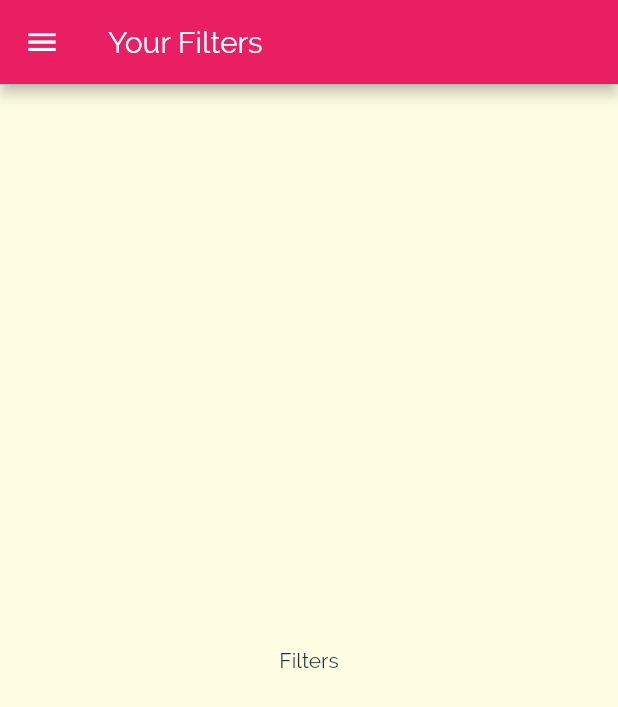
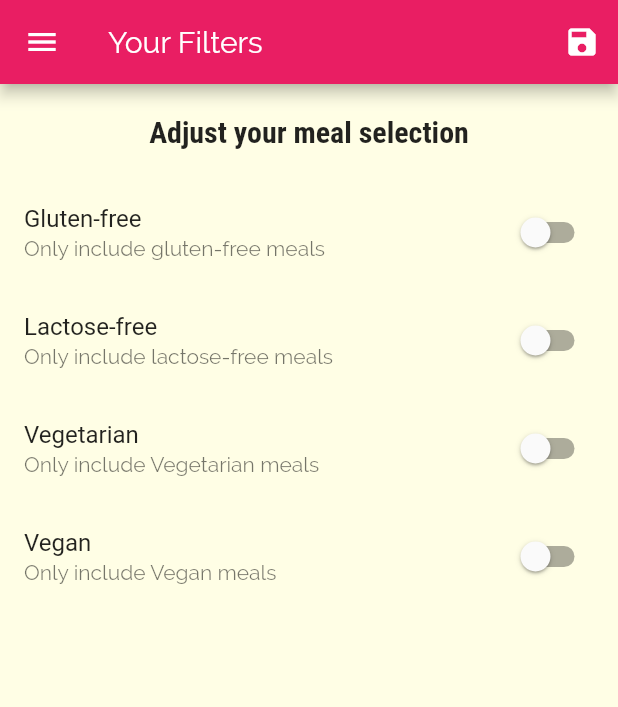
Before and after one commit to mudassir666/meals, a Flutter app: the FiltersScreen screen opened by its route, on a phone screen of 412 x 824 dp. Shown: the top 707 px of the screen. Run offline on Flutter 3.47's test engine with Material 2 defaults, Android fonts, the phone set to English and light mode, and no system bars.

Commit message:
dev#part9_filter_switch_logics

```diff
--- a/lib/main.dart
+++ b/lib/main.dart
@@ -1,18 +1,62 @@
 import 'package:flutter/material.dart';
+import 'package:meals/dummy_data.dart';
 import 'package:meals/screens/categories_screen.dart';
 import 'package:meals/screens/category_meals_screen.dart';
 import 'package:meals/screens/filters_screen.dart';
 import 'package:meals/screens/meal_detail_screen.dart';
 import 'package:meals/screens/tabs_screen.dart';
 
+import 'models/meal.dart';
+
 void main() {
   runApp(MyApp());
 }
 
-class MyApp extends StatelessWidget {
+class MyApp extends StatefulWidget {
   // This widget is the root of your application.
   @override
+  _MyAppState createState() => _MyAppState();
+}
+
+class _MyAppState extends State<MyApp> {
+  @override
   Widget build(BuildContext context) {
+    // map passing data
+    Map<String,dynamic> _filters = {
+    "gluten":false,
+    "lactose":false,
+    "vegan":false,
+    "vegetarian":false
+  };
+
+// It will be send to catagories because it can be updated accoring to filters
+    List<Meal> _availableMeals = DUMMY_MEALS;
+
+    void _setFilters(Map <String,dynamic> filterData)
+  {
+    setState(() {
+      _filters = filterData;
+      _availableMeals=DUMMY_MEALS.where((meal) {
+      if(_filters['gluten']==true && !meal.isGlutenFree)
+      {
+        return false;
+      }
+      if(_filters['lactose']==true && !meal.isLactoseFree){
+        return false;
+      }
+      if(_filters['vegan']==true && !meal.isVegan){
+        return false;
+      }
+      if(_filters['vegetarian']==true && !meal.isVegetarian){
+        return false;
+      }
+      return true;
+
+      }).toList();
+    });
+
+  }
+
     return MaterialApp(
       debugShowCheckedModeBanner: false,
       title: 'DeliMeals',
@@ -39,9 +83,9 @@ class MyApp extends StatelessWidget {
       routes: {
         // '/category-meals' : (ctx) => CategoryMealsScreen(),
         '/': (ctx) => TabsScreen(),
-        CategoryMealsScreen.routeName: (ctx) => CategoryMealsScreen(),
+        CategoryMealsScreen.routeName: (ctx) => CategoryMealsScreen(_availableMeals),
         MealDetailScreen.routeName: (ctx) => MealDetailScreen(),
-        FiltersScreen.routeName : (ctx) => FiltersScreen(),
+        FiltersScreen.routeName: (ctx) => FiltersScreen(_filters,_setFilters),
       },
       onGenerateRoute: (settings) {
         print(settings.arguments);
@@ -49,7 +93,7 @@ class MyApp extends StatelessWidget {
       },
       onUnknownRoute: (settings) {
         // print(settings.arguments);
-         return MaterialPageRoute(builder: (ctx) => CategoriesScreen());
+        return MaterialPageRoute(builder: (ctx) => CategoriesScreen());
       },
     );
   }
--- a/lib/screens/category_meals_screen.dart
+++ b/lib/screens/category_meals_screen.dart
@@ -6,28 +6,36 @@ import 'package:meals/widgets/meal_item.dart';
 class CategoryMealsScreen extends StatefulWidget {
   static const routeName = '/category-meals';
 
+
+
+  CategoryMealsScreen(this._availableMeal);
+List<Meal> _availableMeal;
   @override
   _CategoryMealsScreenState createState() => _CategoryMealsScreenState();
 }
 
 class _CategoryMealsScreenState extends State<CategoryMealsScreen> {
-  late String categoryTitle;
-  late List<Meal> displayedMeal;
+  late String categoryTitle="";
+  late List<Meal> displayedMeal=[];
   var _loadedInitData = false;
 
-  @override
-  void initState() {
-    super.initState();
-  }
+  // @override
+  // void initState() {
+  //   super.initState();
+  // }
 
   @override
   void didChangeDependencies() {
-    if(_loadedInitData == false){
+    if (_loadedInitData == false) {
       final routeArgs =
           ModalRoute.of(context)!.settings.arguments as Map<String, String>;
       categoryTitle = routeArgs['title'].toString();
       final categoryId = routeArgs['id'];
-    displayedMeal = DUMMY_MEALS.where((meal) {
+      // first it was Dummy meals model now it is filtered from gluten and more
+      // displayedMeal = DUMMY_MEALS.where((meal) {
+      //   return meal.categories.contains(categoryId);
+      // }).toList();
+        displayedMeal = widget._availableMeal.where((meal) {
         return meal.categories.contains(categoryId);
       }).toList();
       _loadedInitData = true;
@@ -38,7 +46,9 @@ class _CategoryMealsScreenState extends State<CategoryMealsScreen> {
 
   void _removeMeal(String mealId) {
     setState(() {
-      displayedMeal.removeWhere((meal) => meal.id == mealId,);
+      displayedMeal.removeWhere(
+        (meal) => meal.id == mealId,
+      );
     });
   }
 
--- a/lib/screens/filters_screen.dart
+++ b/lib/screens/filters_screen.dart
@@ -1,19 +1,127 @@
 import 'package:flutter/material.dart';
 import 'package:meals/widgets/main_drawer.dart';
 
+class FiltersScreen extends StatefulWidget {
+  static const routeName = '/filters';
 
-class FiltersScreen extends StatelessWidget {
+  final Function saveFilters;
+  final Map<String, dynamic> currentFilter;
 
-  static const routeName = '/filters';
+  FiltersScreen(this.currentFilter, this.saveFilters);
+
+
+
+  @override
+  _FiltersScreenState createState() => _FiltersScreenState();
+}
+
+class _FiltersScreenState extends State<FiltersScreen> {
+  var _glutenFree = false;
+  var _lactoseFree = false;
+  var _vegan = false;
+  var _vegetarian = false;
+
+  @override
+  void initState() {
+    _glutenFree = widget.currentFilter['gluten'];
+    _lactoseFree = widget.currentFilter['lactose'];
+    _vegan = widget.currentFilter['vegan'];
+    _vegetarian = widget.currentFilter['vegetarian'];
+    super.initState();
+  }
+
+
+
+  Widget _buildSwitchListTile(
+    String title,
+    String description,
+    bool currentValue,
+    dynamic updateValue,
+  ) {
+    return SwitchListTile(
+      title: Text(title),
+      value: currentValue,
+      subtitle: Text(description),
+      onChanged: updateValue,
+    );
+  }
 
   @override
   Widget build(BuildContext context) {
     return Scaffold(
       appBar: AppBar(
-        title: Text("Your Filters") ,
+        title: Text("Your Filters"),
+        actions: [
+          IconButton(
+            onPressed: () {
+              final _selectedFilters = {
+                'gluten': _glutenFree,
+                'lactose': _lactoseFree,
+                'vegan': _vegan,
+                'vegetarian': _vegetarian,
+              };
+              widget.saveFilters(_selectedFilters);
+            },
+            icon: Icon(Icons.save),
+          )
+        ],
       ),
-      body : Center(
-        child: Text('Filters'),
+      body: Column(
+        children: [
+          Container(
+            padding: EdgeInsets.all(20),
+            child: Text(
+              'Adjust your meal selection',
+              style: Theme.of(context).textTheme.title,
+            ),
+          ),
+          Expanded(
+            child: ListView(
+              children: [
+                _buildSwitchListTile(
+                  'Gluten-free',
+                  'Only include gluten-free meals',
+                  _glutenFree,
+                  (newValue) {
+                    setState(() {
+                      _glutenFree = newValue;
+                    });
+                  },
+                ),
+                _buildSwitchListTile(
+                  'Lactose-free',
+                  'Only include lactose-free meals',
+                  _lactoseFree,
+                  (newValue) {
+                    setState(() {
+                      _lactoseFree = newValue;
+                    });
+                  },
+                ),
+                _buildSwitchListTile(
+                  'Vegetarian',
+                  'Only include Vegetarian meals',
+                  _vegetarian,
+                  (newValue) {
+                    setState(() {
+                      _vegetarian = newValue;
+                    });
+                  },
+                ),
+                _buildSwitchListTile(
+                  'Vegan',
+                  'Only include Vegan meals',
+                  _vegan,
+                  (newValue) {
+                    setState(() {
+                      _vegan = newValue;
+                    });
+                  },
+                ),
+              ],
+            ),
+          ),
+        ],
       ),
       drawer: MainDrawer(),
     );
```
Lines whose indentation alone changed are shown as unchanged.
